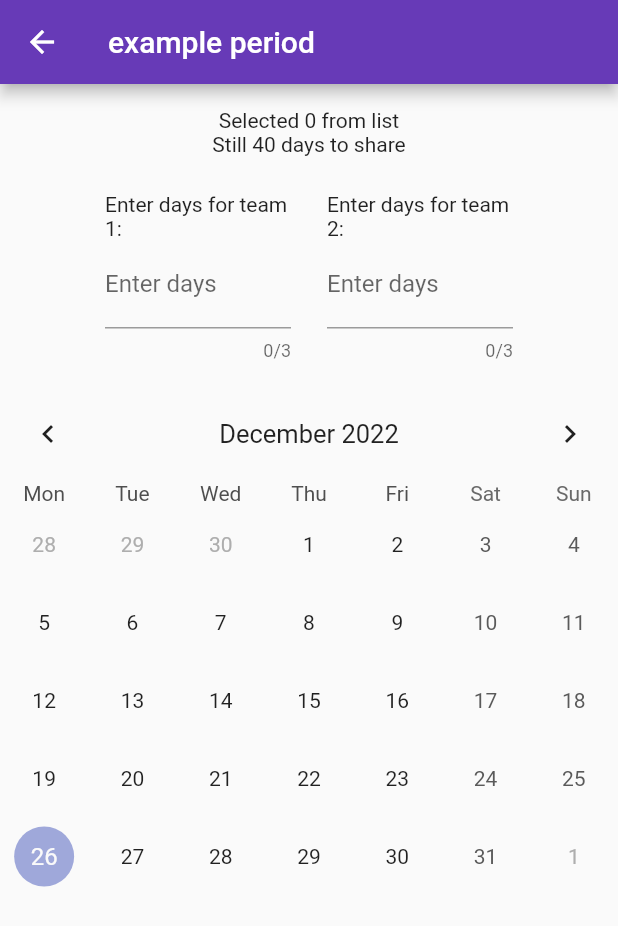
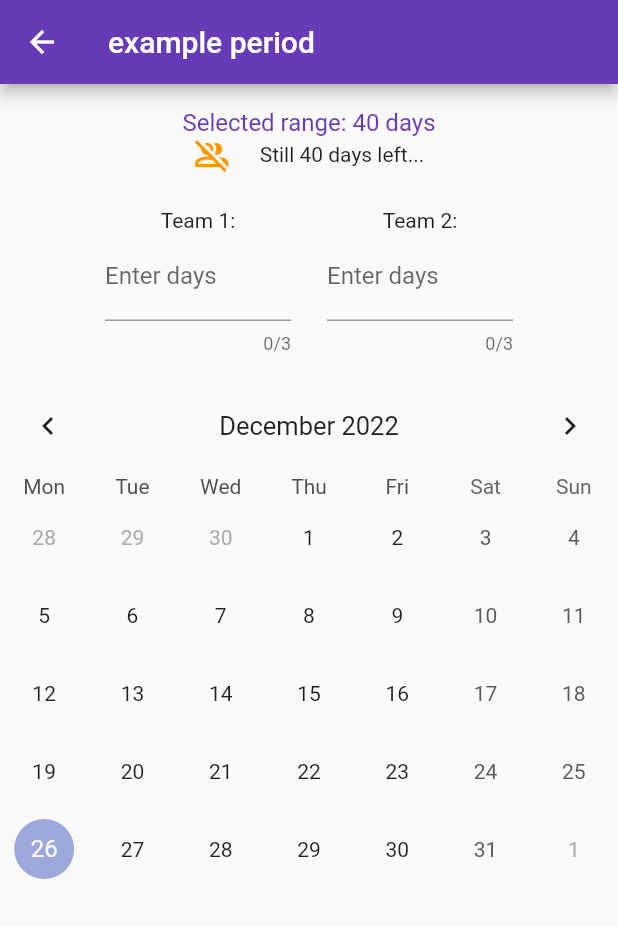
Before and after one commit to Hector-SaTe/year_planner, a Flutter app: the screen it shows after launch, after a tap on "example period", on a phone screen of 412 x 824 dp. Shown: the top 926 px of the screen. Run offline on Flutter 3.47's test engine with Material 2 defaults, Android fonts, the phone set to English and light mode, and no system bars; drawn by our look-alikes of table_calendar; our stand-ins replace flutter_hooks, hooks_riverpod.

Commit message:
logic to divide the days

```diff
--- a/lib/main.dart
+++ b/lib/main.dart
@@ -31,7 +31,8 @@ class MyHomePage extends ConsumerWidget {
 
   @override
   Widget build(BuildContext context, WidgetRef ref) {
-    final periodList = ref.watch(periodListProvider);
+    final periodListLength =
+        ref.watch(periodListProvider.select((list) => list.length));
     return Scaffold(
       appBar: AppBar(
         leading: const ImageIcon(
@@ -44,10 +45,10 @@ class MyHomePage extends ConsumerWidget {
         padding: const EdgeInsets.symmetric(horizontal: 20, vertical: 20),
         children: [
           const Text('Select one time period to see:'),
-          for (var i = 0; i < periodList.length; i++)
+          for (var i = 0; i < periodListLength; i++)
             ProviderScope(
               overrides: [
-                currentItem.overrideWithValue(periodList[i]),
+                //currentItem.overrideWithValue(periodList[i]),
                 currentItemIndex.overrideWithValue(i),
               ],
               child: const PeriodListItem(),
@@ -71,8 +72,9 @@ class PeriodListItem extends ConsumerWidget {
 
   @override
   Widget build(BuildContext context, WidgetRef ref) {
-    final period = ref.watch(currentItem);
-    final periodindex = ref.watch(currentItemIndex);
+    final periodIndex = ref.watch(currentItemIndex);
+    final period =
+        ref.watch(periodListProvider.select((list) => list[periodIndex]));
     final Duration duration = period.endRange.difference(period.startRange);
     return ListTile(
       leading: const Padding(
@@ -82,10 +84,10 @@ class PeriodListItem extends ConsumerWidget {
       title: Text(period.title),
       trailing: Text("${duration.inDays} days"),
       onTap: () {
-        ref.read(selectedItemIndex.notifier).state = periodindex;
+        ref.read(selectedItemIndex.notifier).state = periodIndex;
         Navigator.push(
           context,
-          MaterialPageRoute(builder: (_) => TableBasicsExample(ref)),
+          MaterialPageRoute(builder: (_) => const TableBasicsExample()),
         );
       },
     );
--- a/lib/pages/basics_example.dart
+++ b/lib/pages/basics_example.dart
@@ -7,8 +7,7 @@ import 'package:year_planner/providers.dart';
 import '../utils.dart';
 
 class TableBasicsExample extends StatefulHookConsumerWidget {
-  final WidgetRef ref;
-  const TableBasicsExample(this.ref, {super.key});
+  const TableBasicsExample({super.key});
 
   @override
   ConsumerState<TableBasicsExample> createState() => _TableBasicsExampleState();
@@ -21,7 +20,9 @@ class _TableBasicsExampleState extends ConsumerState<TableBasicsExample> {
 
   @override
   Widget build(BuildContext context) {
-    final period = widget.ref.watch(currentItem);
+    final periodIndex = ref.watch(selectedItemIndex);
+    final period =
+        ref.watch(periodListProvider.select((list) => list[periodIndex]));
     return Scaffold(
       appBar: AppBar(
         //leading: const Image(image: AssetImage("assets/icon_2_front.png")),
@@ -29,7 +30,7 @@ class _TableBasicsExampleState extends ConsumerState<TableBasicsExample> {
       ),
       body: ListView(
         children: [
-          TeamsWidget(widget.ref),
+          TeamsWidget(period),
           TableCalendar(
             startingDayOfWeek: StartingDayOfWeek.monday,
             firstDay: kFirstDay,
@@ -66,25 +67,59 @@ class _TableBasicsExampleState extends ConsumerState<TableBasicsExample> {
   }
 }
 
+final _daysInTeam =
+    StateProvider.autoDispose<List<int>>(((ref) => [0, 0, 0, 0]));
+
 class TeamsWidget extends HookConsumerWidget {
-  final WidgetRef ref;
+  final TimePeriod period;
   const TeamsWidget(
-    this.ref, {
+    this.period, {
     Key? key,
   }) : super(key: key);
 
   @override
-  Widget build(BuildContext context, WidgetRef refnew) {
-    final period = ref.watch(currentItem);
+  Widget build(BuildContext context, WidgetRef ref) {
     final periodIndex = ref.watch(selectedItemIndex);
     final Duration periodDuration =
         period.endRange.difference(period.startRange);
+    final daysInTeam = ref.watch(_daysInTeam);
+    final int daysLeft =
+        periodDuration.inDays - daysInTeam.reduce((a, b) => a + b);
+    List<int> selectedDays = [0, 0, 0, 0];
     return Padding(
       padding: const EdgeInsets.all(16.0),
       child: Column(
         children: [
-          Text("Selected ${periodIndex} from list"),
-          Text("Still ${periodDuration.inDays} days to share"),
+          Text(
+            "Selected range: ${periodDuration.inDays} days",
+            style: Theme.of(context)
+                .textTheme
+                .titleMedium!
+                .copyWith(color: Theme.of(context).primaryColor),
+          ),
+          (daysLeft == 0)
+              ? Row(
+                  mainAxisAlignment: MainAxisAlignment.center,
+                  children: const [
+                    Icon(
+                      Icons.group_outlined,
+                      color: Colors.green,
+                    ),
+                    SizedBox(width: 20),
+                    Text("All days divided!")
+                  ],
+                )
+              : Row(
+                  mainAxisAlignment: MainAxisAlignment.center,
+                  children: [
+                    const Icon(
+                      Icons.group_off_outlined,
+                      color: Colors.orange,
+                    ),
+                    const SizedBox(width: 20),
+                    Text("Still $daysLeft days left..."),
+                  ],
+                ),
           const SizedBox(height: 24),
           Wrap(
             spacing: 24,
@@ -95,15 +130,16 @@ class TeamsWidget extends HookConsumerWidget {
                   width: 124,
                   child: Column(
                     children: [
-                      Text("Enter days for team ${i + 1}:"),
+                      Text("Team ${i + 1}:"),
                       TextField(
                         maxLength: 3,
                         decoration: const InputDecoration(
                           labelText: 'Enter days',
                         ),
                         onChanged: (value) {
-                          print(value);
-                          //ref.read(_titleProvider.notifier).state = value;
+                          selectedDays = [...daysInTeam];
+                          selectedDays[i] = int.tryParse(value) ?? 0;
+                          ref.read(_daysInTeam.notifier).state = selectedDays;
                           //textController.clear();
                         },
                       ),
--- a/lib/providers.dart
+++ b/lib/providers.dart
@@ -13,9 +13,8 @@ final periodListProvider =
                   title: exampleName)
             ])));
 
-final currentItem = Provider<TimePeriod>((ref) => throw UnimplementedError());
 final currentItemIndex = Provider<int>((ref) => throw UnimplementedError());
-final selectedItemIndex = StateProvider<int>((_) => 1);
+final selectedItemIndex = StateProvider<int>((_) => 0);
 
 final periodSelectionProvider = StateProvider<String>(((_) => exampleName));
 final selectedPeriodProvider = Provider<TimePeriod>(((ref) {
```
Also changed, not shown: lib/main_2.dart (+12 -17 lines), lib/screens/create_period.dart (+17 -0 lines).
